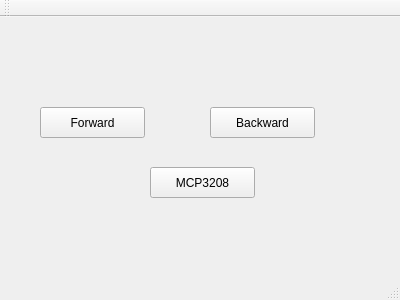
Qt form mainwindow.ui (srikrishnan90/stepper_test) before a commit.
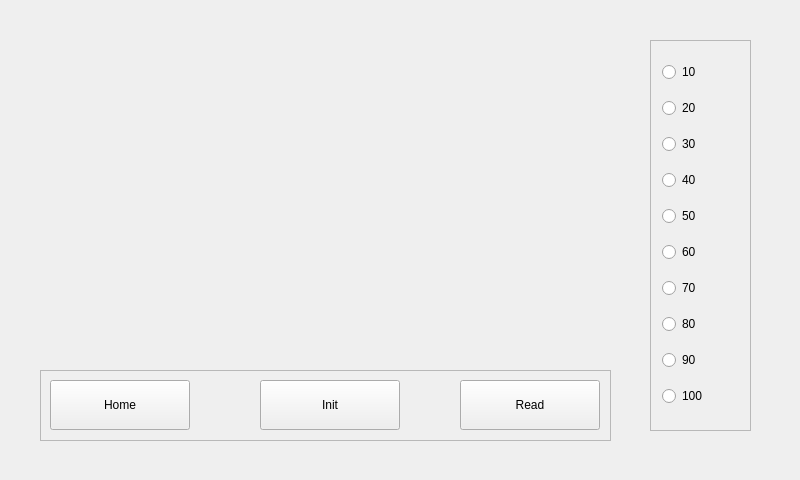
The same form after that commit.

What changed in the file:
```diff
--- a/mainwindow.ui
+++ b/mainwindow.ui
@@ -6,73 +6,158 @@
    <rect>
     <x>0</x>
     <y>0</y>
-    <width>400</width>
-    <height>300</height>
+    <width>800</width>
+    <height>480</height>
    </rect>
   </property>
   <property name="windowTitle">
    <string>MainWindow</string>
   </property>
   <widget class="QWidget" name="centralWidget">
-   <widget class="QPushButton" name="pushButton">
+   <widget class="QFrame" name="frame">
     <property name="geometry">
      <rect>
       <x>40</x>
-      <y>90</y>
-      <width>105</width>
-      <height>31</height>
+      <y>370</y>
+      <width>571</width>
+      <height>71</height>
      </rect>
     </property>
-    <property name="text">
-     <string>Forward</string>
+    <property name="frameShape">
+     <enum>QFrame::StyledPanel</enum>
     </property>
-   </widget>
-   <widget class="QPushButton" name="pushButton_2">
-    <property name="geometry">
-     <rect>
-      <x>210</x>
-      <y>90</y>
-      <width>105</width>
-      <height>31</height>
-     </rect>
+    <property name="frameShadow">
+     <enum>QFrame::Raised</enum>
     </property>
-    <property name="text">
-     <string>Backward</string>
-    </property>
+    <widget class="QPushButton" name="pushButton">
+     <property name="geometry">
+      <rect>
+       <x>10</x>
+       <y>10</y>
+       <width>140</width>
+       <height>50</height>
+      </rect>
+     </property>
+     <property name="text">
+      <string>Home</string>
+     </property>
+    </widget>
+    <widget class="QPushButton" name="pushButton_2">
+     <property name="geometry">
+      <rect>
+       <x>220</x>
+       <y>10</y>
+       <width>140</width>
+       <height>50</height>
+      </rect>
+     </property>
+     <property name="text">
+      <string>Init</string>
+     </property>
+    </widget>
+    <widget class="QPushButton" name="pushButton_3">
+     <property name="geometry">
+      <rect>
+       <x>420</x>
+       <y>10</y>
+       <width>140</width>
+       <height>50</height>
+      </rect>
+     </property>
+     <property name="text">
+      <string>Read</string>
+     </property>
+    </widget>
    </widget>
-   <widget class="QPushButton" name="pushButton_3">
+   <widget class="QFrame" name="frame_2">
     <property name="geometry">
      <rect>
-      <x>150</x>
-      <y>150</y>
-      <width>105</width>
-      <height>31</height>
+      <x>650</x>
+      <y>40</y>
+      <width>101</width>
+      <height>391</height>
      </rect>
     </property>
-    <property name="text">
-     <string>MCP3208</string>
+    <property name="frameShape">
+     <enum>QFrame::StyledPanel</enum>
     </property>
+    <property name="frameShadow">
+     <enum>QFrame::Raised</enum>
+    </property>
+    <layout class="QVBoxLayout" name="verticalLayout">
+     <item>
+      <widget class="QRadioButton" name="radioButton_2">
+       <property name="text">
+        <string>10</string>
+       </property>
+      </widget>
+     </item>
+     <item>
+      <widget class="QRadioButton" name="radioButton_3">
+       <property name="text">
+        <string>20</string>
+       </property>
+      </widget>
+     </item>
+     <item>
+      <widget class="QRadioButton" name="radioButton_4">
+       <property name="text">
+        <string>30</string>
+       </property>
+      </widget>
+     </item>
+     <item>
+      <widget class="QRadioButton" name="radioButton_5">
+       <property name="text">
+        <string>40</string>
+       </property>
+      </widget>
+     </item>
+     <item>
+      <widget class="QRadioButton" name="radioButton_6">
+       <property name="text">
+        <string>50</string>
+       </property>
+      </widget>
+     </item>
+     <item>
+      <widget class="QRadioButton" name="radioButton_7">
+       <property name="text">
+        <string>60</string>
+       </property>
+      </widget>
+     </item>
+     <item>
+      <widget class="QRadioButton" name="radioButton_8">
+       <property name="text">
+        <string>70</string>
+       </property>
+      </widget>
+     </item>
+     <item>
+      <widget class="QRadioButton" name="radioButton_9">
+       <property name="text">
+        <string>80</string>
+       </property>
+      </widget>
+     </item>
+     <item>
+      <widget class="QRadioButton" name="radioButton_10">
+       <property name="text">
+        <string>90</string>
+       </property>
+      </widget>
+     </item>
+     <item>
+      <widget class="QRadioButton" name="radioButton_11">
+       <property name="text">
+        <string>100</string>
+       </property>
+      </widget>
+     </item>
+    </layout>
    </widget>
   </widget>
-  <widget class="QMenuBar" name="menuBar">
-   <property name="geometry">
-    <rect>
-     <x>0</x>
-     <y>0</y>
-     <width>400</width>
-     <height>29</height>
-    </rect>
-   </property>
-  </widget>
-  <widget class="QToolBar" name="mainToolBar">
-   <attribute name="toolBarArea">
-    <enum>TopToolBarArea</enum>
-   </attribute>
-   <attribute name="toolBarBreak">
-    <bool>false</bool>
-   </attribute>
-  </widget>
-  <widget class="QStatusBar" name="statusBar"/>
  </widget>
  <layoutdefault spacing="6" margin="11"/>
  <resources/>
```
